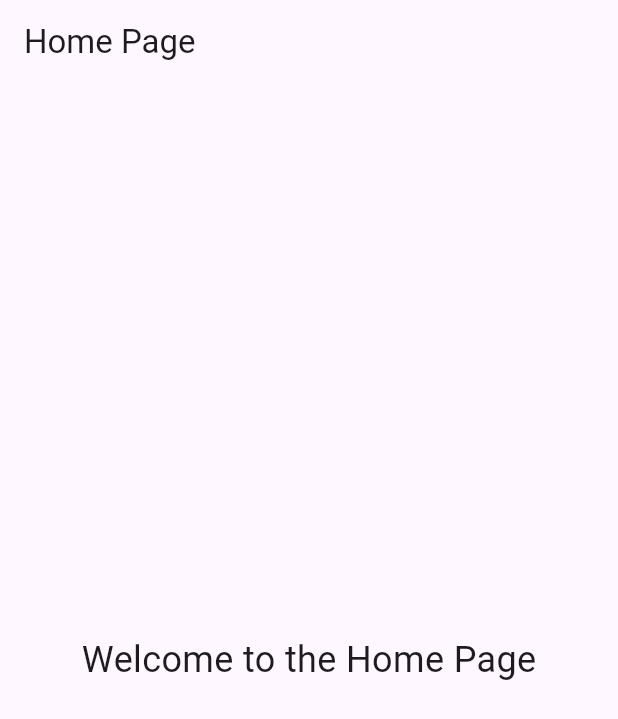
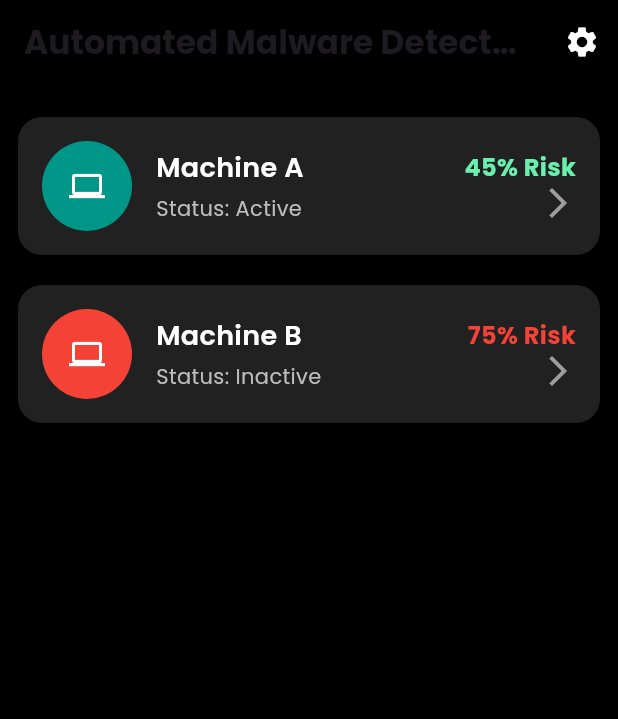
Before and after one commit to Nalin-kumar-gupta/amd-elk, a Flutter app: the screen it shows after launch, on a phone screen of 412 x 824 dp. Shown: the top 719 px of the screen. Run offline on Flutter 3.47's test engine with Material 3 defaults, Android fonts, the light colour scheme and no system bars; our stand-ins replace cached_network_image, google_fonts; network calls fail; Roboto replaces fonts that are missing (Ubuntu).

Commit message:
application v1

```diff
--- /dev/null
+++ b/amd_appl/assets/Data/logs.json
@@ -0,0 +1,14 @@
+[
+  {
+    "log_id": 1,
+    "message": "System started.",
+    "risk": 10,
+    "time": "12:00 PM"
+  },
+  {
+    "log_id": 2,
+    "message": "Suspicious activity detected.",
+    "risk": 50,
+    "time": "12:30 PM"
+  }
+]
--- /dev/null
+++ b/amd_appl/assets/Data/machines.json
@@ -0,0 +1,14 @@
+[
+    {
+      "id": 1,
+      "name": "Machine A",
+      "status": "Active",
+      "riskLevel": 45
+    },
+    {
+      "id": 2,
+      "name": "Machine B",
+      "status": "Inactive",
+      "riskLevel": 75
+    }
+  ]
--- a/amd_appl/lib/main.dart
+++ b/amd_appl/lib/main.dart
@@ -1,6 +1,5 @@
-import 'package:cached_network_image/cached_network_image.dart';
 import 'package:flutter/material.dart';
-import 'package:google_fonts/google_fonts.dart';
+import 'package:amd_appl/src/config/route.dart';
 
 void main() {
   runApp(MyApp());
@@ -10,74 +9,12 @@ class MyApp extends StatelessWidget {
   @override
   Widget build(BuildContext context) {
     return MaterialApp(
+      title: 'Health Care',
+      // theme: AppTheme.lightTheme,
+      routes: Routes.getRoute(),
+      onGenerateRoute: (settings) => Routes.onGenerateRoute(settings),
       debugShowCheckedModeBanner: false,
-      title: 'Material App Example',
-      theme: ThemeData(
-        primarySwatch: Colors.blue,
-        textTheme: GoogleFonts.ubuntuTextTheme(),
-      ),
-      home: SplashScreen(), // Splash screen as the starting point
-      routes: {
-        '/home': (context) => HomePage(),
-      },
+      initialRoute: "/",
     );
   }
 }
-
-class SplashScreen extends StatefulWidget {
-  @override
-  _SplashScreenState createState() => _SplashScreenState();
-}
-
-class _SplashScreenState extends State<SplashScreen> {
-  @override
-  void initState() {
-    super.initState();
-    Future.delayed(Duration(seconds: 5), () {
-      Navigator.pushReplacementNamed(context, '/home');
-    });
-  }
-
-  @override
-  Widget build(BuildContext context) {
-    return Scaffold(
-      backgroundColor: const Color(0xFF1d0e32),
-      body: Center(
-        child: Column(
-          mainAxisAlignment: MainAxisAlignment.center,
-          children: [
-            CachedNetworkImage(
-              imageUrl:
-                  "https://cdn.dribbble.com/users/214929/screenshots/4830845/no-intenet-connection.gif",
-              placeholder: (context, url) => const CircularProgressIndicator(),
-              errorWidget: (context, url, error) => const Icon(Icons.error),
-              height: 300.0,
-            ),
-            const SizedBox(height: 20.0),
-            Text(
-              "Privacy isn't Negotiable",
-              style: GoogleFonts.ubuntu(color: Colors.white54, fontSize: 18),
-            ),
-          ],
-        ),
-      ),
-    );
-  }
-}
-
-class HomePage extends StatelessWidget {
-  @override
-  Widget build(BuildContext context) {
-    return Scaffold(
-      appBar: AppBar(
-        title: const Text("Home Page"),
-      ),
-      body: Center(
-        child: Text(
-          "Welcome to the Home Page",
-          style: GoogleFonts.ubuntu(fontSize: 24),
-        ),
-      ),
-    );
-  }
-}
--- /dev/null
+++ b/amd_appl/lib/src/config/route.dart
@@ -0,0 +1,49 @@
+import 'package:flutter/material.dart';
+import 'package:amd_appl/src/pages/splash_screen.dart';
+import 'package:amd_appl/src/pages/home_page.dart';
+// import 'package:healthaxis_mob/src/widgets/custom_route.dart';
+// Uncomment or ensure the following imports exist
+// import 'package:healthaxis_mob/src/pages/detail_page.dart';
+// import 'package:healthaxis_mob/src/pages/doctor_consultant_page.dart';
+
+class Routes {
+  static Map<String, WidgetBuilder> getRoute() {
+    return <String, WidgetBuilder>{
+      '/': (_) => SplashScreen(),
+      '/HomePage': (_) => HomePage(),
+    };
+  }
+
+  static Route<dynamic>? onGenerateRoute(RouteSettings settings) {
+    // Validate route name
+    if (settings.name == null) {
+      return _errorRoute();
+    }
+
+    final List<String> pathElements = settings.name!.split('/');
+    if (pathElements.isEmpty || pathElements[0] != '' || pathElements.length < 2) {
+      return _errorRoute();
+    }
+
+    switch (pathElements[1]) {
+      // case "DetailPage":
+      //   return CustomRoute<bool>(
+      //     builder: (BuildContext context) => DetailPage(
+      //       doctor: settings.arguments,
+      //     ),
+      //     settings: settings,
+      //   );
+      default:
+        return _errorRoute();
+    }
+  }
+
+  static Route<dynamic> _errorRoute() {
+    return MaterialPageRoute(
+      builder: (_) => Scaffold(
+        appBar: AppBar(title: const Text("Error")),
+        body: const Center(child: Text("Page not found")),
+      ),
+    );
+  }
+}
--- /dev/null
+++ b/amd_appl/lib/src/pages/home_page.dart
@@ -0,0 +1,162 @@
+import 'package:flutter/material.dart';
+import 'package:google_fonts/google_fonts.dart';
+import 'dart:convert';
+import 'package:flutter/services.dart';
+import 'package:amd_appl/src/pages/machine_detail_page.dart';
+
+class HomePage extends StatefulWidget {
+  const HomePage({Key? key}) : super(key: key);
+
+  @override
+  State<HomePage> createState() => _HomePageState();
+}
+
+class _HomePageState extends State<HomePage> {
+  List<dynamic> machines = [];
+
+  @override
+  void initState() {
+    super.initState();
+    loadMachines();
+  }
+
+  Future<void> loadMachines() async {
+    final String data =
+        await rootBundle.loadString('assets/Data/machines.json');
+    setState(() {
+      machines = json.decode(data);
+    });
+  }
+
+  @override
+  Widget build(BuildContext context) {
+    return Scaffold(
+      appBar: AppBar(
+        title: Text(
+          'Automated Malware Detector',
+          style: GoogleFonts.poppins(fontWeight: FontWeight.bold),
+        ),
+        centerTitle: true,
+        backgroundColor: Colors.black,
+        actions: [
+          IconButton(
+            icon: const Icon(Icons.settings, color: Colors.white),
+            onPressed: () {
+              // Placeholder for settings action
+            },
+          ),
+        ],
+      ),
+      backgroundColor: Colors.black,
+      body: machines.isEmpty
+          ? const Center(
+              child: CircularProgressIndicator(color: Colors.teal),
+            )
+          : Padding(
+              padding: const EdgeInsets.all(12.0),
+              child: ListView.builder(
+                itemCount: machines.length,
+                itemBuilder: (context, index) {
+                  final machine = machines[index];
+                  return MachineCard(
+                    machineName: machine['name'],
+                    machineStatus: machine['status'], // e.g., "Active", "Inactive"
+                    riskLevel: machine['riskLevel'], // e.g., 45%
+                    onTap: () {
+                      Navigator.push(
+                        context,
+                        MaterialPageRoute(
+                          builder: (context) =>
+                              MachineDetailsPage(machineId: machine['id']),
+                        ),
+                      );
+                    },
+                  );
+                },
+              ),
+            ),
+    );
+  }
+}
+
+class MachineCard extends StatelessWidget {
+  final String machineName;
+  final String machineStatus;
+  final int riskLevel;
+  final VoidCallback onTap;
+
+  const MachineCard({
+    Key? key,
+    required this.machineName,
+    required this.machineStatus,
+    required this.riskLevel,
+    required this.onTap,
+  }) : super(key: key);
+
+  @override
+  Widget build(BuildContext context) {
+    return Card(
+      color: Colors.grey[900],
+      elevation: 6,
+      margin: const EdgeInsets.symmetric(vertical: 10),
+      shape: RoundedRectangleBorder(borderRadius: BorderRadius.circular(16)),
+      child: InkWell(
+        onTap: onTap,
+        borderRadius: BorderRadius.circular(16),
+        child: Padding(
+          padding: const EdgeInsets.all(16.0),
+          child: Row(
+            children: [
+              // Machine Icon
+              CircleAvatar(
+                radius: 30,
+                backgroundColor: riskLevel > 70 ? Colors.red : Colors.teal,
+                child: const Icon(Icons.computer, color: Colors.white, size: 24),
+              ),
+              const SizedBox(width: 16),
+              // Machine Info
+              Expanded(
+                child: Column(
+                  crossAxisAlignment: CrossAxisAlignment.start,
+                  children: [
+                    Text(
+                      machineName,
+                      style: GoogleFonts.poppins(
+                        fontSize: 18,
+                        fontWeight: FontWeight.w600,
+                        color: Colors.white,
+                      ),
+                    ),
+                    const SizedBox(height: 4),
+                    Text(
+                      'Status: $machineStatus',
+                      style: GoogleFonts.poppins(
+                        fontSize: 14,
+                        color: Colors.grey[400],
+                      ),
+                    ),
+                  ],
+                ),
+              ),
+              // Risk Indicator
+              Column(
+                crossAxisAlignment: CrossAxisAlignment.end,
+                children: [
+                  Text(
+                    '$riskLevel% Risk',
+                    style: GoogleFonts.poppins(
+                      fontSize: 16,
+                      fontWeight: FontWeight.bold,
+                      color: riskLevel > 70 ? Colors.red : Colors.greenAccent,
+                    ),
+                  ),
+                  const Icon(Icons.arrow_forward_ios, color: Colors.grey),
+                ],
+              ),
+            ],
+          ),
+        ),
+      ),
+    );
+  }
+}
--- /dev/null
+++ b/amd_appl/lib/src/widgets/custom_route.dart
@@ -0,0 +1,20 @@
+import 'package:flutter/material.dart';
+
+class CustomRoute<T> extends MaterialPageRoute<T> {
+  CustomRoute({required WidgetBuilder builder, required RouteSettings settings})
+      : super(builder: builder, settings: settings);
+
+  @override
+  Widget buildTransitions(BuildContext context, Animation<double> animation,
+      Animation<double> secondaryAnimation, Widget child) {
+    // If navigating to "SplashPage", skip animations
+    if (settings.name == "SplashPage") {
+      return child;
+    }
+    // Apply fade transition for other routes
+    return FadeTransition(
+      opacity: animation,
+      child: child,
+    );
+  }
+}
```
Also changed, not shown: amd_appl/lib/src/pages/machine_detail_page.dart (added, +164 -0 lines), amd_appl/lib/src/pages/splash_screen.dart (added, +44 -0 lines), amd_appl/pubspec.yaml (+7 -3 lines), amd_appl/pubspec.lock, 1 other file.
